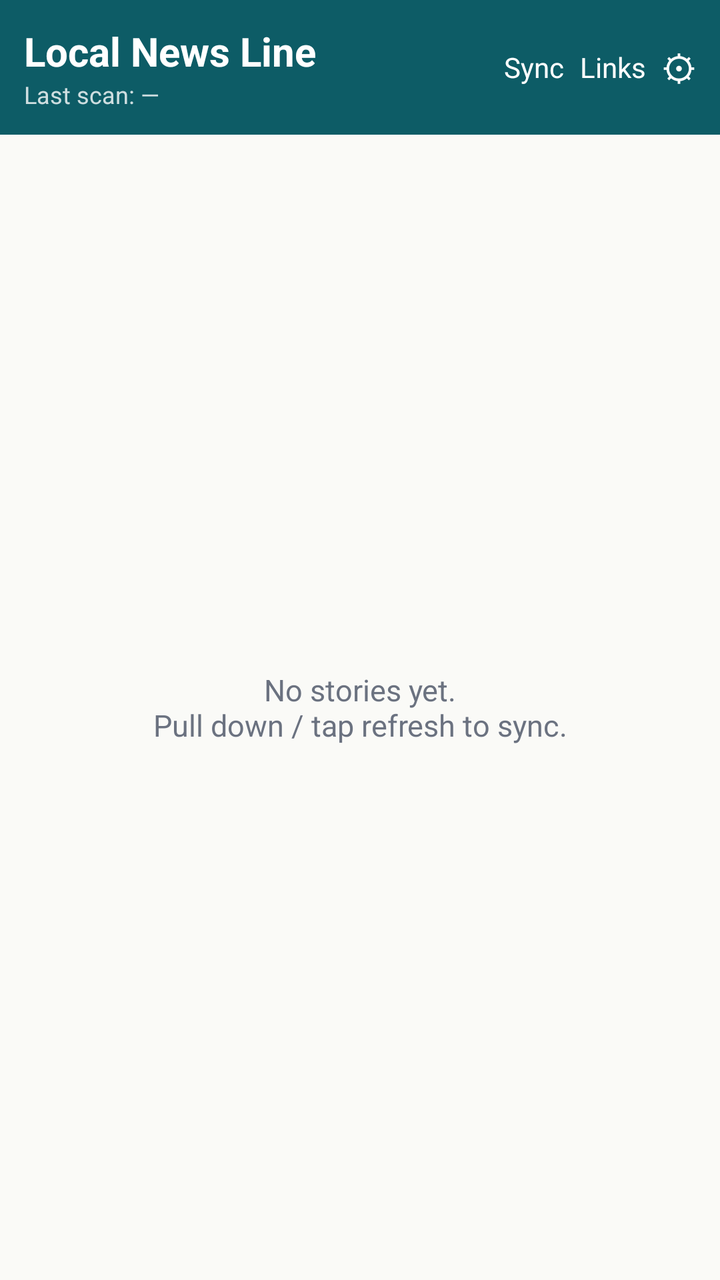
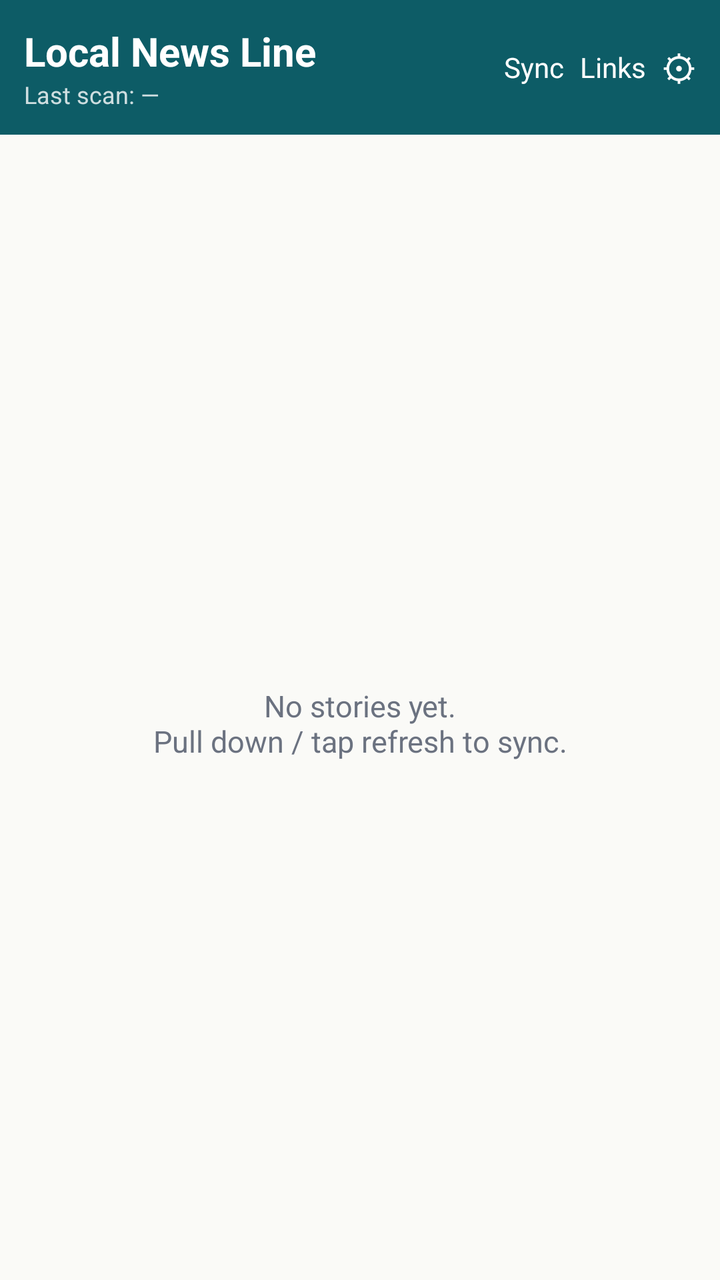

Compare the two renders of this Android layout. The source of the first and the diff that turns it into the second are given below.
<!-- AndroidManifest.xml: application theme Theme.TownLine -->
<!-- res/layout/activity_main.xml -->
<?xml version="1.0" encoding="utf-8"?>
<LinearLayout xmlns:android="http://schemas.android.com/apk/res/android"
    android:layout_width="match_parent"
    android:layout_height="match_parent"
    android:orientation="vertical"
    android:background="@color/paper">

    <LinearLayout
        android:layout_width="match_parent"
        android:layout_height="wrap_content"
        android:orientation="horizontal"
        android:background="@color/teal_dark"
        android:padding="12dp"
        android:gravity="center_vertical">

        <LinearLayout
            android:layout_width="0dp"
            android:layout_height="wrap_content"
            android:layout_weight="1"
            android:orientation="vertical">

            <TextView
                android:layout_width="wrap_content"
                android:layout_height="wrap_content"
                android:text="@string/feed_title"
                android:textColor="#FFFFFF"
                android:textSize="20sp"
                android:textStyle="bold" />

            <TextView
                android:id="@+id/lastSync"
                android:layout_width="wrap_content"
                android:layout_height="wrap_content"
                android:textColor="#CCFFFFFF"
                android:textSize="12sp"
                android:text="Last scan: —" />
        </LinearLayout>

        <Button
            android:id="@+id/btnRefresh"
            android:layout_width="wrap_content"
            android:layout_height="wrap_content"
            android:text="Sync"
            android:textColor="#FFFFFF"
            android:backgroundTint="@color/teal" />

        <Button
            android:id="@+id/btnDiscover"
            android:layout_width="wrap_content"
            android:layout_height="wrap_content"
            android:layout_marginStart="8dp"
            android:text="Links"
            android:textColor="#FFFFFF"
            android:backgroundTint="@color/teal" />

        <Button
            android:id="@+id/btnSettings"
            android:layout_width="wrap_content"
            android:layout_height="wrap_content"
            android:layout_marginStart="8dp"
            android:text="⚙"
            android:textSize="18sp"
            android:textColor="#FFFFFF"
            android:backgroundTint="@color/teal" />
    </LinearLayout>

    <FrameLayout
        android:layout_width="match_parent"
        android:layout_height="match_parent">

        <ListView
            android:id="@+id/feedList"
            android:layout_width="match_parent"
            android:layout_height="match_parent"
            android:divider="#E5E0D5"
            android:dividerHeight="1dp" />

        <TextView
            android:id="@+id/emptyView"
            android:layout_width="match_parent"
            android:layout_height="match_parent"
            android:gravity="center"
            android:text="@string/empty_feed"
            android:textColor="@color/grey"
            android:textSize="15sp"
            android:padding="32dp" />
    </FrameLayout>
</LinearLayout>
<!-- resources referenced by this layout -->
<resources>
  <color name="grey">#6B7280</color>
  <color name="paper">#FAFAF7</color>
  <color name="teal">#12808F</color>
  <color name="teal_dark">#0D5C66</color>
  <string name="empty_feed">No stories yet.\nPull down / tap refresh to sync.</string>
  <string name="feed_title">Local News Line</string>
  <style name="Theme.TownLine" parent="android:Theme.Material.Light.NoActionBar">
          <item name="android:colorPrimary">@color/teal_dark</item>
          <item name="android:colorPrimaryDark">@color/teal_dark</item>
          <item name="android:colorAccent">@color/teal</item>
          <item name="android:windowBackground">@color/paper</item>
      </style>
</resources>

<!-- the commit's change to res/layout/activity_main.xml (unified diff, before → after) -->
@@ -64,6 +64,22 @@
             android:backgroundTint="@color/teal" />
     </LinearLayout>
 
+    <HorizontalScrollView
+        android:layout_width="match_parent"
+        android:layout_height="wrap_content"
+        android:scrollbars="none"
+        android:paddingTop="8dp"
+        android:paddingBottom="8dp">
+
+        <LinearLayout
+            android:id="@+id/chipRow"
+            android:layout_width="wrap_content"
+            android:layout_height="wrap_content"
+            android:orientation="horizontal"
+            android:paddingStart="12dp"
+            android:paddingEnd="12dp" />
+    </HorizontalScrollView>
+
     <FrameLayout
         android:layout_width="match_parent"
         android:layout_height="match_parent">
